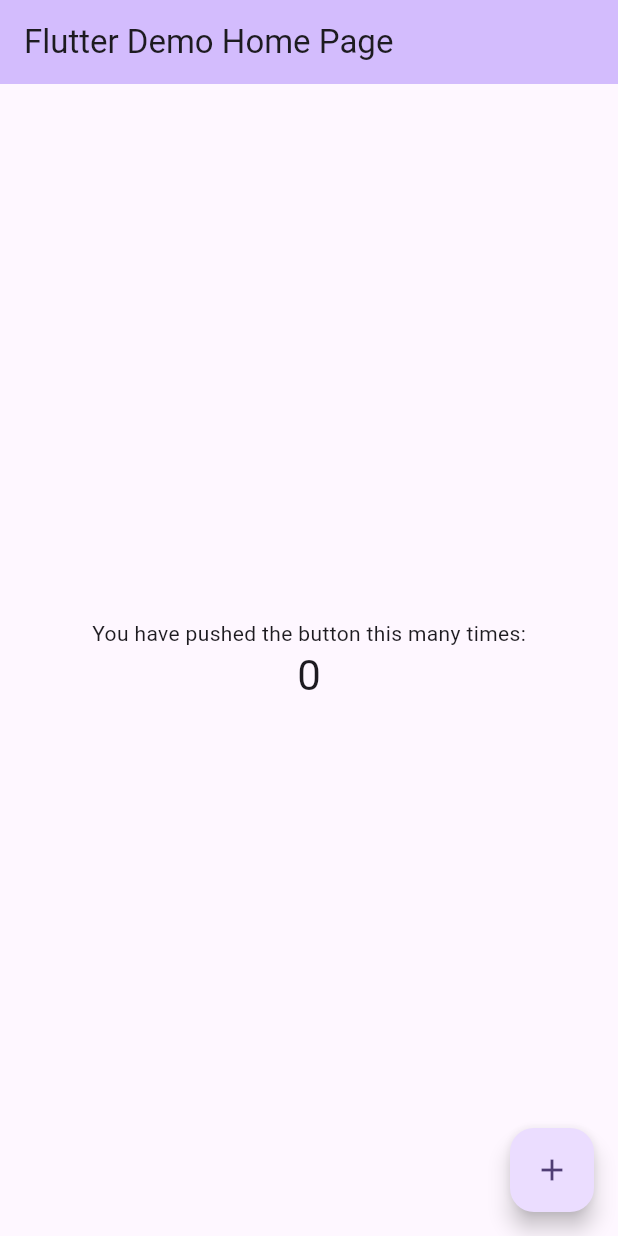
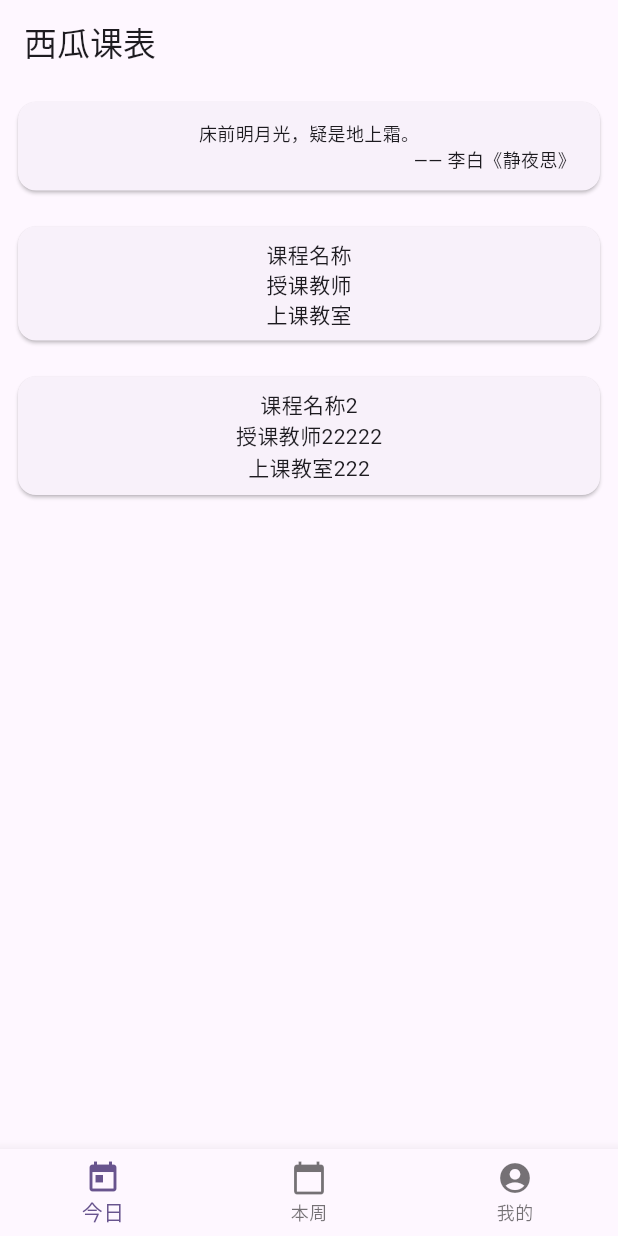
Before and after one commit to Mystery00/xhu_timetable_ios, a Flutter app: the screen it shows after launch, on a phone screen of 412 x 824 dp. Run offline on Flutter 3.47's test engine with Material 3 defaults, Android fonts, the phone set to English and light mode, and no system bars.

Commit message:
feat: 添加框架

```diff
--- /dev/null
+++ b/lib/home/account.dart
@@ -0,0 +1,17 @@
+import 'package:flutter/material.dart';
+
+class AccountHomePage extends StatefulWidget {
+  const AccountHomePage({super.key});
+
+  @override
+  State<AccountHomePage> createState() => _AccountHomePageState();
+}
+
+class _AccountHomePageState extends State<AccountHomePage> {
+  @override
+  Widget build(BuildContext context) {
+    return const Center(
+      child: Text('Account Home Page'),
+    );
+  }
+}
--- /dev/null
+++ b/lib/home/home.dart
@@ -0,0 +1,54 @@
+import 'package:flutter/material.dart';
+
+import 'today.dart';
+import 'week.dart';
+import 'account.dart';
+
+class HomePage extends StatefulWidget {
+  const HomePage({super.key});
+
+  @override
+  State<HomePage> createState() => _HomePageState();
+}
+
+class _HomePageState extends State<HomePage> {
+  var pages = [
+    const TodayHomePage(),
+    const WeekHomePage(),
+    const AccountHomePage(),
+  ];
+  var currentIndex = 0;
+
+  @override
+  Widget build(BuildContext context) {
+    return Scaffold(
+      appBar: AppBar(
+        title: const Text("西瓜课表"),
+      ),
+      body: pages[currentIndex],
+      bottomNavigationBar: BottomNavigationBar(
+        currentIndex: currentIndex,
+        type: BottomNavigationBarType.fixed,
+        onTap: (index) {
+          setState(() {
+            currentIndex = index;
+          });
+        },
+        items: const [
+          BottomNavigationBarItem(
+            icon: Icon(Icons.today),
+            label: "今日",
+          ),
+          BottomNavigationBarItem(
+            icon: Icon(Icons.calendar_today),
+            label: "本周",
+          ),
+          BottomNavigationBarItem(
+            icon: Icon(Icons.account_circle),
+            label: "我的",
+          ),
+        ],
+      ),
+    );
+  }
+}
--- /dev/null
+++ b/lib/home/today.dart
@@ -0,0 +1,149 @@
+import 'package:flutter/material.dart';
+
+class TodayHomePage extends StatefulWidget {
+  const TodayHomePage({super.key});
+
+  @override
+  State<TodayHomePage> createState() => _TodayHomePageState();
+}
+
+class _TodayHomePageState extends State<TodayHomePage> {
+  @override
+  Widget build(BuildContext context) {
+    return Center(
+      child: TodayListWidget(items: [
+        PoemsItem(
+          author: "李白",
+          title: "静夜思",
+          content: "床前明月光，疑是地上霜。",
+          fullContent: "床前明月光，疑是地上霜。举头望明月，低头思故乡。",
+        ),
+        CourseItem(
+          courseName: "课程名称",
+          weekList: [1, 2, 3],
+          day: 2,
+          startDayTime: 1,
+          endDayTime: 2,
+          startTime: "08:00",
+          endTime: "09:40",
+          location: "上课教室",
+          teacher: "授课教师",
+        ),
+        CourseItem(
+          courseName: "课程名称2",
+          weekList: [1, 2, 3],
+          day: 2,
+          startDayTime: 3,
+          endDayTime: 4,
+          startTime: "10:00",
+          endTime: "11:40",
+          location: "上课教室222",
+          teacher: "授课教师22222",
+        ),
+      ]),
+    );
+  }
+}
+
+class TodayListWidget extends StatelessWidget {
+  final List<TodayItem> items;
+
+  const TodayListWidget({required this.items, super.key});
+
+  @override
+  Widget build(BuildContext context) {
+    return ListView.builder(
+      itemCount: items.length,
+      itemBuilder: (context, index) {
+        return Padding(
+          padding: const EdgeInsets.all(8.0),
+          child: Card(
+            child: Padding(
+              padding: const EdgeInsets.all(8.0),
+              child: items[index].buildContent(context),
+            ),
+          ),
+        );
+      },
+    );
+  }
+}
+
+abstract class TodayItem {
+  Widget buildContent(BuildContext context);
+}
+
+class PoemsItem extends TodayItem {
+  final String title;
+  final String author;
+  final String content;
+  final String fullContent;
+
+  PoemsItem(
+      {required this.title,
+      required this.author,
+      required this.content,
+      required this.fullContent});
+
+  @override
+  Widget buildContent(BuildContext context) {
+    return Padding(
+      padding: const EdgeInsets.only(left: 8, right: 8, top: 4, bottom: 4),
+      child: Column(
+        crossAxisAlignment: CrossAxisAlignment.end,
+        children: [
+          Center(
+            child: Text(
+              content,
+              style: const TextStyle(fontSize: 12),
+            ),
+          ),
+          Text(
+            "—— $author《$title》",
+            style: const TextStyle(fontSize: 12),
+          ),
+        ],
+      ),
+    );
+  }
+}
+
+class CourseItem extends TodayItem {
+  final String courseName;
+  final List<int> weekList;
+  final int day;
+  final int startDayTime;
+  final int endDayTime;
+  final String startTime;
+  final String endTime;
+  final String location;
+  final String teacher;
+
+  CourseItem(
+      {required this.courseName,
+      required this.weekList,
+      required this.day,
+      required this.startDayTime,
+      required this.endDayTime,
+      required this.startTime,
+      required this.endTime,
+      required this.location,
+      required this.teacher});
+
+  @override
+  Widget buildContent(BuildContext context) {
+    return Column(
+      children: [
+        Text(
+          courseName,
+        ),
+        Text(
+          teacher,
+        ),
+        Text(
+          location,
+        ),
+      ],
+    );
+  }
+}
--- /dev/null
+++ b/lib/home/week.dart
@@ -0,0 +1,17 @@
+import 'package:flutter/material.dart';
+
+class WeekHomePage extends StatefulWidget {
+  const WeekHomePage({super.key});
+
+  @override
+  State<WeekHomePage> createState() => _WeekHomePageState();
+}
+
+class _WeekHomePageState extends State<WeekHomePage> {
+  @override
+  Widget build(BuildContext context) {
+    return const Center(
+      child: Text('Week Home Page'),
+    );
+  }
+}
--- a/lib/main.dart
+++ b/lib/main.dart
@@ -1,4 +1,5 @@
 import 'package:flutter/material.dart';
+import 'package:xhu_timetable_ios/home/home.dart';
 
 void main() {
   runApp(const MyApp());
@@ -11,115 +12,12 @@ class MyApp extends StatelessWidget {
   @override
   Widget build(BuildContext context) {
     return MaterialApp(
-      title: 'Flutter Demo',
+      title: '西瓜课表',
       theme: ThemeData(
-        // This is the theme of your application.
-        //
-        // TRY THIS: Try running your application with "flutter run". You'll see
-        // the application has a purple toolbar. Then, without quitting the app,
-        // try changing the seedColor in the colorScheme below to Colors.green
-        // and then invoke "hot reload" (save your changes or press the "hot
-        // reload" button in a Flutter-supported IDE, or press "r" if you used
-        // the command line to start the app).
-        //
-        // Notice that the counter didn't reset back to zero; the application
-        // state is not lost during the reload. To reset the state, use hot
-        // restart instead.
-        //
-        // This works for code too, not just values: Most code changes can be
-        // tested with just a hot reload.
         colorScheme: ColorScheme.fromSeed(seedColor: Colors.deepPurple),
         useMaterial3: true,
       ),
-      home: const MyHomePage(title: 'Flutter Demo Home Page'),
+      home: const HomePage(),
     );
   }
 }
-
-class MyHomePage extends StatefulWidget {
-  const MyHomePage({super.key, required this.title});
-
-  // This widget is the home page of your application. It is stateful, meaning
-  // that it has a State object (defined below) that contains fields that affect
-  // how it looks.
-
-  // This class is the configuration for the state. It holds the values (in this
-  // case the title) provided by the parent (in this case the App widget) and
-  // used by the build method of the State. Fields in a Widget subclass are
-  // always marked "final".
-
-  final String title;
-
-  @override
-  State<MyHomePage> createState() => _MyHomePageState();
-}
-
-class _MyHomePageState extends State<MyHomePage> {
-  int _counter = 0;
-
-  void _incrementCounter() {
-    setState(() {
-      // This call to setState tells the Flutter framework that something has
-      // changed in this State, which causes it to rerun the build method below
-      // so that the display can reflect the updated values. If we changed
-      // _counter without calling setState(), then the build method would not be
-      // called again, and so nothing would appear to happen.
-      _counter++;
-    });
-  }
-
-  @override
-  Widget build(BuildContext context) {
-    // This method is rerun every time setState is called, for instance as done
-    // by the _incrementCounter method above.
-    //
-    // The Flutter framework has been optimized to make rerunning build methods
-    // fast, so that you can just rebuild anything that needs updating rather
-    // than having to individually change instances of widgets.
-    return Scaffold(
-      appBar: AppBar(
-        // TRY THIS: Try changing the color here to a specific color (to
-        // Colors.amber, perhaps?) and trigger a hot reload to see the AppBar
-        // change color while the other colors stay the same.
-        backgroundColor: Theme.of(context).colorScheme.inversePrimary,
-        // Here we take the value from the MyHomePage object that was created by
-        // the App.build method, and use it to set our appbar title.
-        title: Text(widget.title),
-      ),
-      body: Center(
-        // Center is a layout widget. It takes a single child and positions it
-        // in the middle of the parent.
-        child: Column(
-          // Column is also a layout widget. It takes a list of children and
-          // arranges them vertically. By default, it sizes itself to fit its
-          // children horizontally, and tries to be as tall as its parent.
-          //
-          // Column has various properties to control how it sizes itself and
-          // how it positions its children. Here we use mainAxisAlignment to
-          // center the children vertically; the main axis here is the vertical
-          // axis because Columns are vertical (the cross axis would be
-          // horizontal).
-          //
-          // TRY THIS: Invoke "debug painting" (choose the "Toggle Debug Paint"
-          // action in the IDE, or press "p" in the console), to see the
-          // wireframe for each widget.
-          mainAxisAlignment: MainAxisAlignment.center,
-          children: <Widget>[
-            const Text(
-              'You have pushed the button this many times:',
-            ),
-            Text(
-              '$_counter',
-              style: Theme.of(context).textTheme.headlineMedium,
-            ),
-          ],
-        ),
-      ),
-      floatingActionButton: FloatingActionButton(
-        onPressed: _incrementCounter,
-        tooltip: 'Increment',
-        child: const Icon(Icons.add),
-      ), // This trailing comma makes auto-formatting nicer for build methods.
-    );
-  }
-}
```
